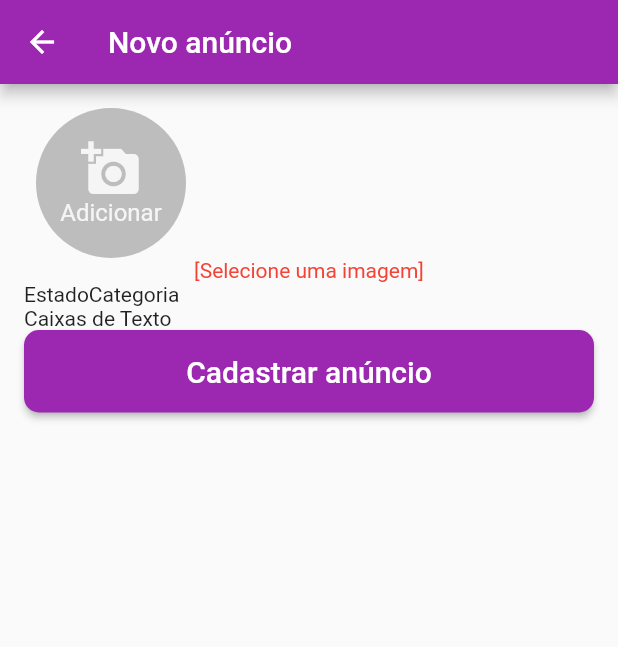
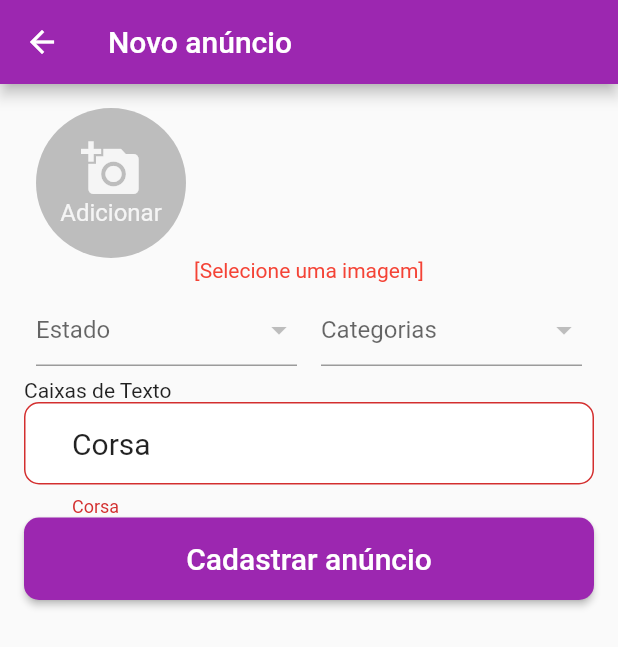
Before and after one commit to dev-marlonsantos/melhor-negocio, a Flutter app: the NewPost screen opened by its route, after a tap on "Cadastrar anúncio", on a phone screen of 412 x 824 dp. Shown: the top 647 px of the screen. Run offline on Flutter 3.47's test engine with Material 2 defaults, Android fonts, the phone set to English and light mode, and no system bars; our stand-ins replace brasil_fields, firebase_auth, firebase_core, image_picker; missing offline and left inert: validadores; accounts and stored records are empty; statements that could not run were skipped.

Commit message:
♻️ ✨ 🎨 🍻 No meu PC funcionou

```diff
--- a/lib/views/login.dart
+++ b/lib/views/login.dart
@@ -1,4 +1,6 @@
+import 'package:brasil_fields/brasil_fields.dart';
 import 'package:flutter/material.dart';
+import 'package:flutter/services.dart';
 import 'package:melhor_negocio/views/widgets/custom_button.dart';
 import 'package:melhor_negocio/views/widgets/custom_input.dart';
 import 'package:melhor_negocio/views/models/user.dart' as u;
@@ -70,7 +72,6 @@ class _LoginState extends State<Login> {
                       child: CustomInput(
                         controller: _controllerEmail,
                         hint: "E-mail",
-                        autofocus: true,
                         type: TextInputType.emailAddress,
                       )),
                   Padding(
--- a/lib/views/new_post.dart
+++ b/lib/views/new_post.dart
@@ -1,5 +1,8 @@
 import 'dart:io';
+import 'package:brasil_fields/brasil_fields.dart';
 import 'package:flutter/material.dart';
+import 'package:melhor_negocio/views/widgets/custom_input.dart';
+import 'package:validadores/validadores.dart';
 import 'package:image_picker/image_picker.dart';
 import 'package:melhor_negocio/views/widgets/custom_button.dart';
 
@@ -11,7 +14,13 @@ class NewPost extends StatefulWidget {
 }
 
 class _NewPostState extends State<NewPost> {
+  final TextEditingController _controllerTitle =
+      TextEditingController(text: "Corsa");
   final List<File> _imageList = [];
+  final List<DropdownMenuItem<String>> _statesDropDownList = [];
+  final List<DropdownMenuItem<String>> _categoriesDropDownList = [];
+  String? _selectedItemStates;
+  String? _selectedItemCategories;
   final _formKey = GlobalKey<FormState>();
 
   Future _imagePicker() async {
@@ -25,6 +34,33 @@ class _NewPostState extends State<NewPost> {
         _imageList.add(pickedImageFile);
       });
     }
+  }
+
+  @override
+  void initState() {
+    super.initState();
+    _loadDropDownItems();
+  }
+
+  _loadDropDownItems() {
+    for (var estado in Estados.listaEstados) {
+      _statesDropDownList.add(DropdownMenuItem(
+        child: Text(estado),
+        value: estado,
+      ));
+    }
+    _categoriesDropDownList.add(const DropdownMenuItem(
+      child: Text("Automóvel"),
+      value: "auto",
+    ));
+    _categoriesDropDownList.add(const DropdownMenuItem(
+      child: Text("Informática"),
+      value: "info",
+    ));
+    _categoriesDropDownList.add(const DropdownMenuItem(
+      child: Text("Outros"),
+      value: "outros",
+    ));
   }
 
   @override
@@ -145,12 +181,55 @@ class _NewPostState extends State<NewPost> {
                 },
               ),
               Row(
-                children: const <Widget>[
-                  Text("Estado"),
-                  Text("Categoria"),
+                children: <Widget>[
+                  Expanded(
+                    child: Padding(
+                        padding: const EdgeInsets.all(8),
+                        child: DropdownButtonFormField(
+                          hint: const Text("Estado"),
+                          value: _selectedItemStates,
+                          style: const TextStyle(
+                              color: Colors.black, fontSize: 16),
+                          items: _statesDropDownList,
+                          validator: (valor) {
+                            return Validador()
+                                .add(Validar.OBRIGATORIO,
+                                    msg: "Campo obrigatório")
+                                .valido(_selectedItemStates);
+                          },
+                          onChanged: (valor) {
+                            setState(() {
+                              _selectedItemStates = valor.toString();
+                            });
+                          },
+                        )),
+                  ),
+                  Expanded(
+                    child: Padding(
+                        padding: const EdgeInsets.all(8),
+                        child: DropdownButtonFormField(
+                          hint: const Text("Categorias"),
+                          value: _selectedItemCategories,
+                          style: const TextStyle(
+                              color: Colors.black, fontSize: 16),
+                          items: _categoriesDropDownList,
+                          validator: (valor) {
+                            return Validador()
+                                .add(Validar.OBRIGATORIO,
+                                    msg: "Campo obrigatório")
+                                .valido(_selectedItemCategories);
+                          },
+                          onChanged: (valor) {
+                            setState(() {
+                              _selectedItemCategories = valor.toString();
+                            });
+                          },
+                        )),
+                  )
                 ],
               ),
               const Text("Caixas de Texto"),
+              CustomInput(controller: _controllerTitle, hint: "Título"),
               CustomButton(
                   text: "Cadastrar anúncio",
                   onPressed: () {
--- a/lib/views/posts.dart
+++ b/lib/views/posts.dart
@@ -1,7 +1,5 @@
 import 'package:firebase_auth/firebase_auth.dart';
 import 'package:flutter/material.dart';
-import 'package:brasil_fields/brasil_fields.dart';
-import 'package:intl/intl.dart';
 
 class Posts extends StatefulWidget {
   const Posts({Key? key}) : super(key: key);
--- a/lib/views/widgets/custom_input.dart
+++ b/lib/views/widgets/custom_input.dart
@@ -1,28 +1,38 @@
 import 'package:flutter/material.dart';
+import 'package:flutter/services.dart';
 
 class CustomInput extends StatelessWidget {
-  final TextEditingController controller;
+  final TextEditingController? controller;
   final String hint;
   final bool obscure;
   final bool autofocus;
-  final TextInputType type;
+  final TextInputType? type;
+  final int? maxLines;
+  final List<TextInputFormatter>? inputFormatters;
+  final Function(String)? validator;
 
   const CustomInput(
       {Key? key,
-      required this.controller,
+      this.controller,
       required this.hint,
       this.obscure = false,
       this.autofocus = false,
-      this.type = TextInputType.text})
+      this.type,
+      this.maxLines = 1,
+      this.inputFormatters,
+      this.validator})
       : super(key: key);
 
   @override
   Widget build(BuildContext context) {
-    return TextField(
+    return TextFormField(
       controller: controller,
       obscureText: obscure,
       autofocus: autofocus,
       keyboardType: type,
+      inputFormatters: inputFormatters,
+      validator: (String? value) => value = value as String,
+      maxLines: maxLines,
       style: const TextStyle(fontSize: 20),
       decoration: InputDecoration(
           contentPadding: const EdgeInsets.fromLTRB(32, 16, 32, 16),
```
Also changed, not shown: lib/views/register.dart (+55 -32 lines).
